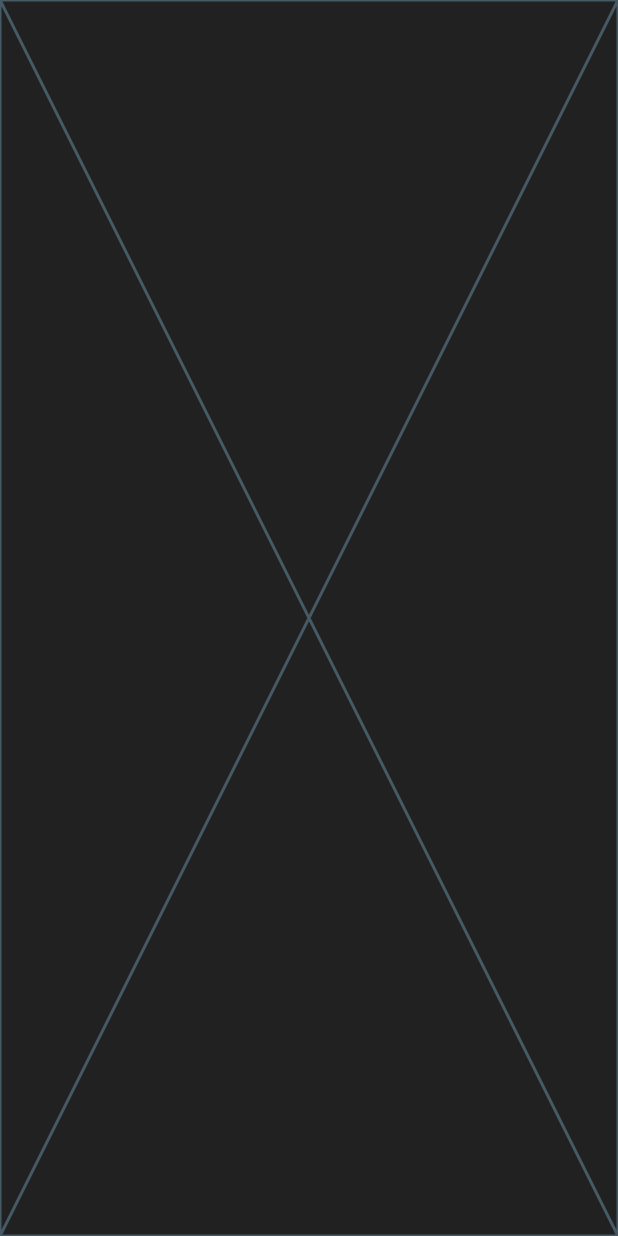
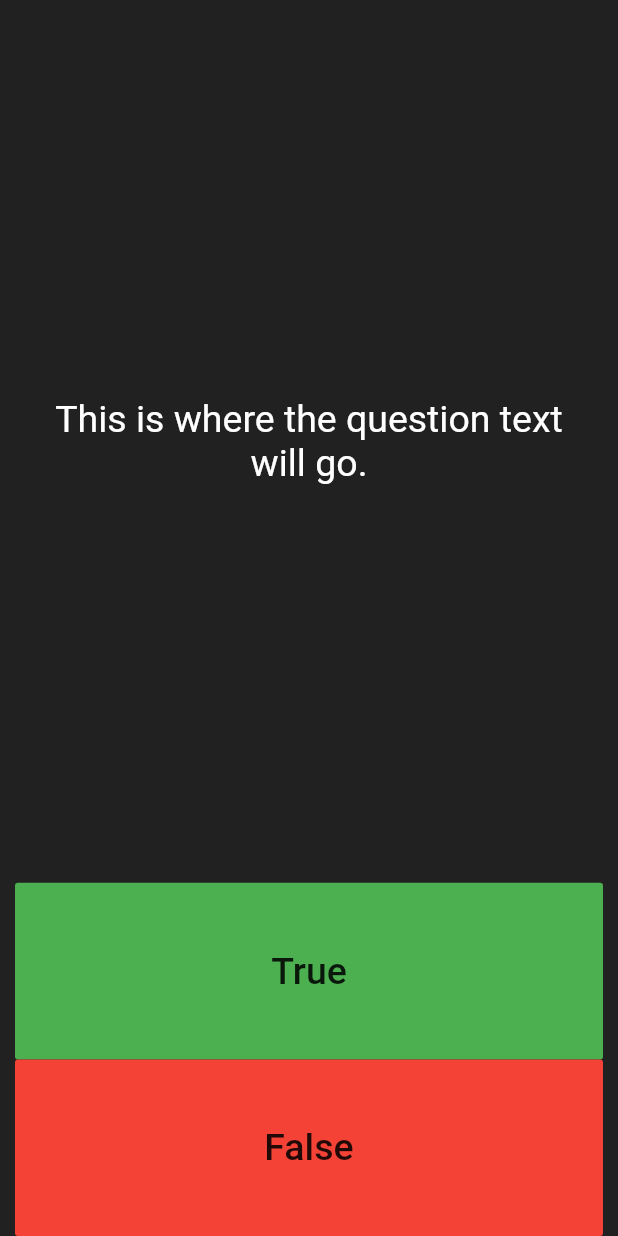
Before and after one commit to UildsonSantos/Flutter_with_Angela_Yu, a Flutter app: the screen it shows after launch, on a phone screen of 412 x 824 dp. Run offline on Flutter 3.47's test engine with Material 2 defaults, Android fonts, the phone set to English and light mode, and no system bars; our stand-ins replace audioplayers.

Commit message:
basic layout

```diff
--- a/quizzler/lib/main.dart
+++ b/quizzler/lib/main.dart
@@ -13,7 +13,12 @@ class Quizzler extends StatelessWidget {
     return MaterialApp(
       home: Scaffold(
         backgroundColor: Colors.grey.shade900,
-        body: const QuizPage(),
+        body: const SafeArea(
+          child: Padding(
+            padding: EdgeInsets.symmetric(horizontal: 10.0),
+            child: QuizPage(),
+          ),
+        ),
       ),
     );
   }
@@ -29,6 +34,55 @@ class QuizPage extends StatefulWidget {
 class _QuizPageState extends State<QuizPage> {
   @override
   Widget build(BuildContext context) {
-    return const Placeholder();
+    return Column(
+      mainAxisAlignment: MainAxisAlignment.spaceBetween,
+      crossAxisAlignment: CrossAxisAlignment.stretch,
+      children: [
+        const Expanded(
+          flex: 5,
+          child: Padding(
+            padding: EdgeInsets.all(10.0),
+            child: Center(
+              child: Text(
+                'This is where the question text will go.',
+                textAlign: TextAlign.center,
+                style: TextStyle(
+                  fontSize: 25.0,
+                  color: Colors.white,
+                ),
+              ),
+            ),
+          ),
+        ),
+        Expanded(
+          child: FlatButton(
+            color: Colors.green,
+            child: const Text(
+              'True',
+              style: TextStyle(
+                fontSize: 25.0,
+              ),
+            ),
+            onPressed: () {
+              //The user picked true.
+            },
+          ),
+        ),
+        Expanded(
+          child: FlatButton(
+            color: Colors.red,
+            child: const Text(
+              'False',
+              style: TextStyle(
+                fontSize: 25.0,
+              ),
+            ),
+            onPressed: () {
+              //The user picked false.
+            },
+          ),
+        ),
+      ],
+    );
   }
 }
```
